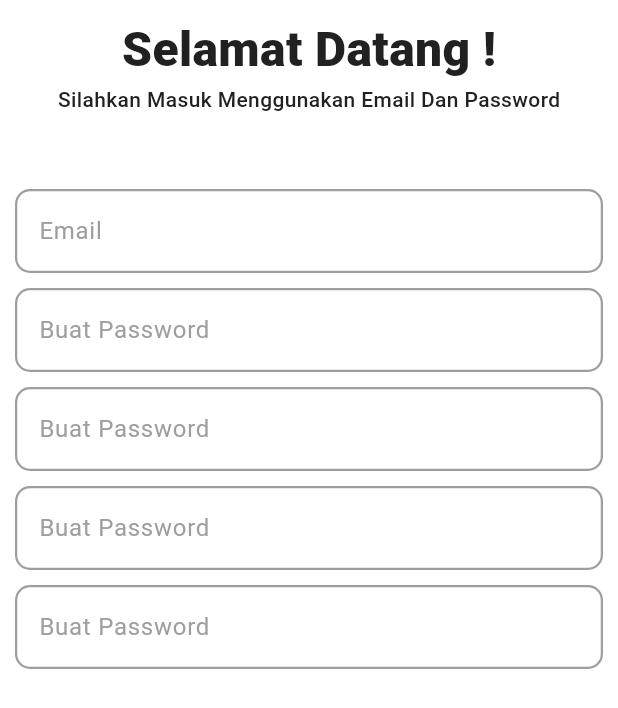
After one commit to MirzaMlna/experiment, a Flutter app: the RegistrationView screen opened by its route, on a phone screen of 412 x 824 dp. The commit adds this screen. Shown: the top 708 px of the screen. Run offline on Flutter 3.47's test engine with Material 3 defaults, Android fonts, the phone set to English and light mode, and no system bars; Roboto replaces fonts that are missing (Manrope).

Commit message:
🚧 Registration View

```diff
--- a/lib/app/routes/routes.dart
+++ b/lib/app/routes/routes.dart
@@ -4,6 +4,7 @@ import 'package:flutter/widgets.dart';
 import 'package:mobile_user/views/dev/dev_view.dart';
 import 'package:mobile_user/views/home/home_view.dart';
 import 'package:mobile_user/views/login/login_view.dart';
+import 'package:mobile_user/views/registration/registration_view.dart';
 import 'package:mobile_user/views/widget_list/pages_list_view.dart';
 
 class AppRoutes {
@@ -12,6 +13,7 @@ class AppRoutes {
     DevView.routeName: (context) => const DevView(),
     PagesListView.routeName: (context) => const PagesListView(),
     LoginView.routeName: (context) => const LoginView(),
+    RegistrationView.routeName: (context) => const RegistrationView(),
     HomeView.routeName: (context) => const HomeView(),
   };
 }
--- /dev/null
+++ b/lib/views/registration/registration_view.dart
@@ -0,0 +1,87 @@
+import 'package:flutter/material.dart';
+import 'package:mobile_user/app/theme/app_colors.dart';
+import 'package:mobile_user/app/theme/app_text_style.dart';
+import 'package:mobile_user/widgets/app_button.dart';
+import 'package:mobile_user/widgets/app_text_field.dart';
+
+class RegistrationView extends StatefulWidget {
+  const RegistrationView({super.key});
+
+  static const routeName = '/registration';
+
+  @override
+  State<RegistrationView> createState() => _RegistrationViewState();
+}
+
+class _RegistrationViewState extends State<RegistrationView> {
+  @override
+  Widget build(BuildContext context) {
+    return Scaffold(
+      body: SingleChildScrollView(
+        child: SafeArea(
+            child: Padding(
+          padding: const EdgeInsets.all(10),
+          child: Column(
+            mainAxisAlignment: MainAxisAlignment.center,
+            children: [
+              Column(
+                children: [
+                  Text(
+                    'Selamat Datang !',
+                    style: AppTextStyle.heading3(),
+                  ),
+                  Text(
+                    'Silahkan Masuk Menggunakan Email Dan Password',
+                    style: AppTextStyle.bodyMedium(
+                        fontWeight: AppFontWeight.regular),
+                  ),
+                ],
+              ),
+              SizedBox(
+                height: 50,
+              ),
+              Column(
+                children: [
+                  AppTextField(
+                    labelText: 'Email',
+                  ),
+                  SizedBox(
+                    height: 10,
+                  ),
+                  AppTextField(
+                    obscureText: true,
+                    labelText: 'Buat Password',
+                  ),
+                  SizedBox(
+                    height: 10,
+                  ),
+                  AppTextField(
+                    obscureText: true,
+                    labelText: 'Buat Password',
+                  ),
+                  SizedBox(
+                    height: 10,
+                  ),
+                  AppTextField(
+                    obscureText: true,
+                    labelText: 'Buat Password',
+                  ),
+                  SizedBox(
+                    height: 10,
+                  ),
+                  AppTextField(
+                    obscureText: true,
+                    labelText: 'Buat Password',
+                  ),
+                ],
+              ),
+              SizedBox(
+                height: 10,
+              ),
+            ],
+          ),
+        )),
+      ),
+    );
+  }
+}
```
